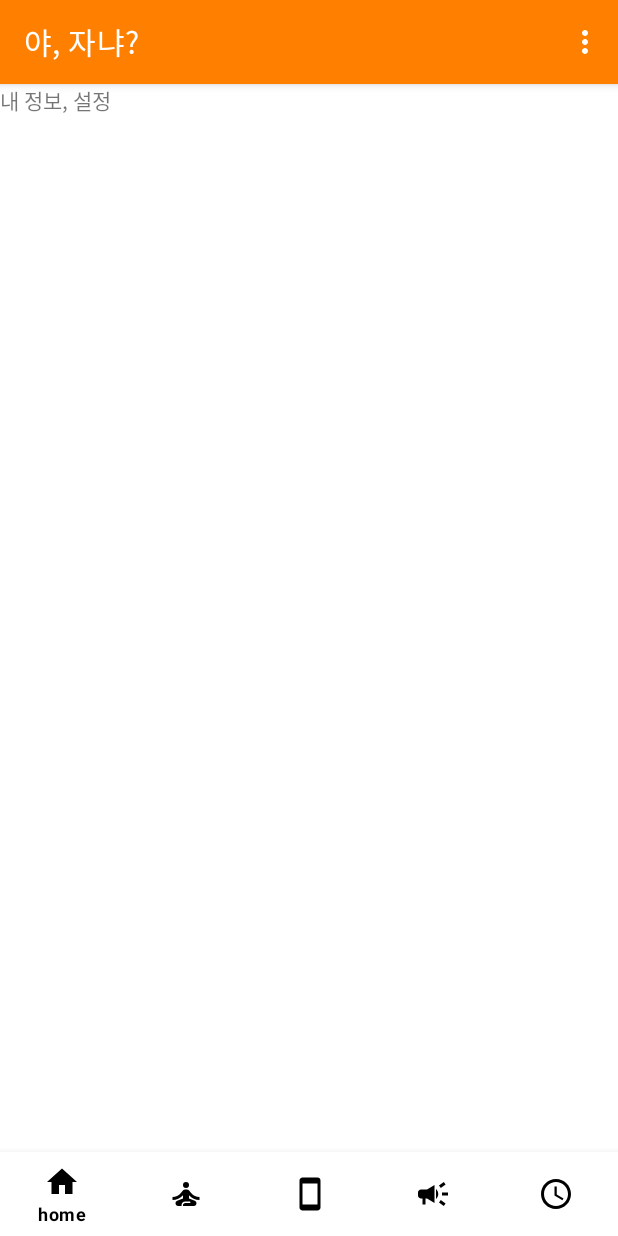
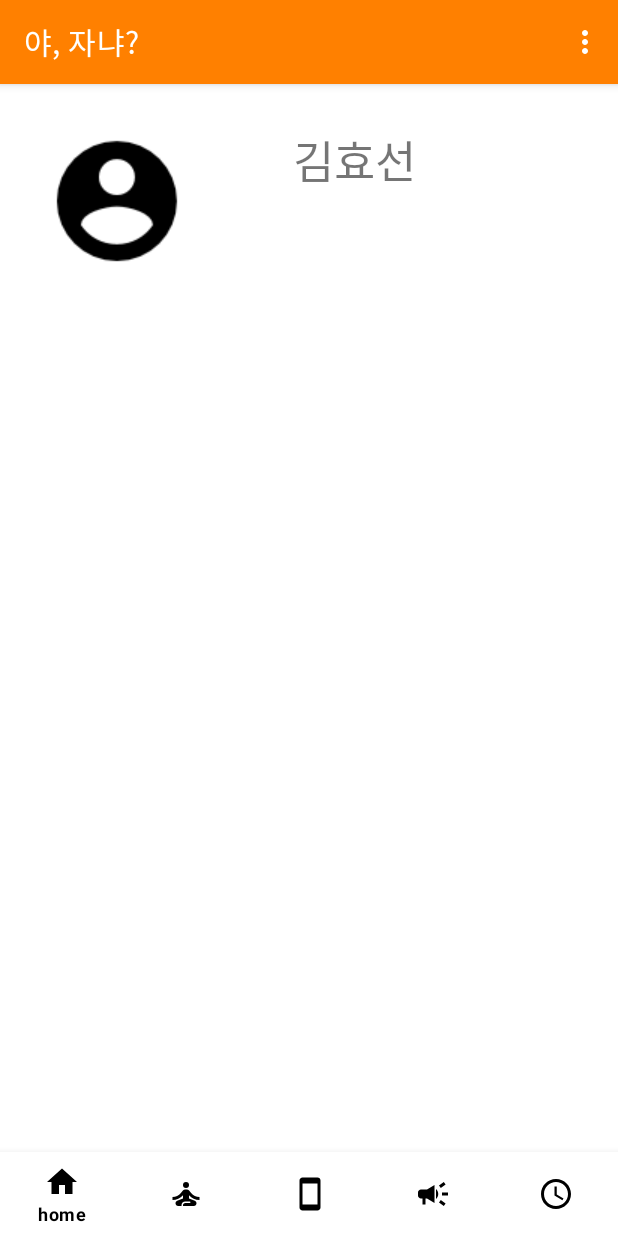
Before and after one commit to Kimminchae-lab/SW_Engineering_Network_Programming, an Android app: the screen it shows after launch (MainActivity), on a phone screen of 412 x 824 dp. Run offline under Robolectric (Android 15) with nearby library versions, the phone set to English and light mode, and no system bars; 1 statement that could not run was skipped.

Commit message:
Update fragment_home.xml

```diff
--- a/Android/app/src/main/res/layout/fragment_home.xml
+++ b/Android/app/src/main/res/layout/fragment_home.xml
@@ -1,14 +1,36 @@
 <?xml version="1.0" encoding="utf-8"?>
-<FrameLayout xmlns:android="http://schemas.android.com/apk/res/android"
+<androidx.constraintlayout.widget.ConstraintLayout
+    xmlns:android="http://schemas.android.com/apk/res/android"
+    xmlns:app="http://schemas.android.com/apk/res-auto"
     xmlns:tools="http://schemas.android.com/tools"
     android:layout_width="match_parent"
-    android:layout_height="match_parent"
+    android:layout_height="200dp"
     tools:context=".navigation.HomeFragment">
 
-    <!-- TODO: Update blank fragment layout -->
+
+    <ImageView
+        android:id="@+id/imageView_Profile_Image"
+        android:layout_width="wrap_content"
+        android:layout_height="wrap_content"
+        android:src="@drawable/account_48dp"
+        android:layout_marginLeft="30dp"
+        android:layout_marginTop="30dp"
+        app:layout_constraintStart_toStartOf="parent"
+        app:layout_constraintTop_toTopOf="parent" />
+
+
     <TextView
-        android:layout_width="match_parent"
-        android:layout_height="match_parent"
-        android:text="내 정보, 설정" />
+        android:id="@+id/textView_Profile_Name"
+        android:layout_width="wrap_content"
+        android:layout_height="wrap_content"
+        android:layout_marginTop="28dp"
+        android:text="김효선"
+        android:textSize="30dp"
+        app:layout_constraintEnd_toEndOf="parent"
+        app:layout_constraintHorizontal_bias="0.341"
+        app:layout_constraintStart_toEndOf="@+id/imageView_Profile_Image"
+        app:layout_constraintTop_toTopOf="parent" />
+    00
 
-</FrameLayout>
+
+</androidx.constraintlayout.widget.ConstraintLayout>
```
